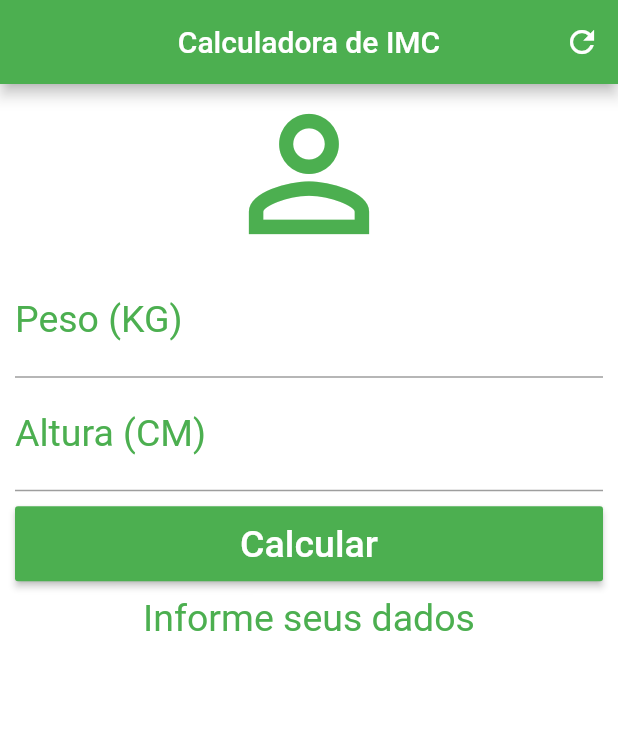
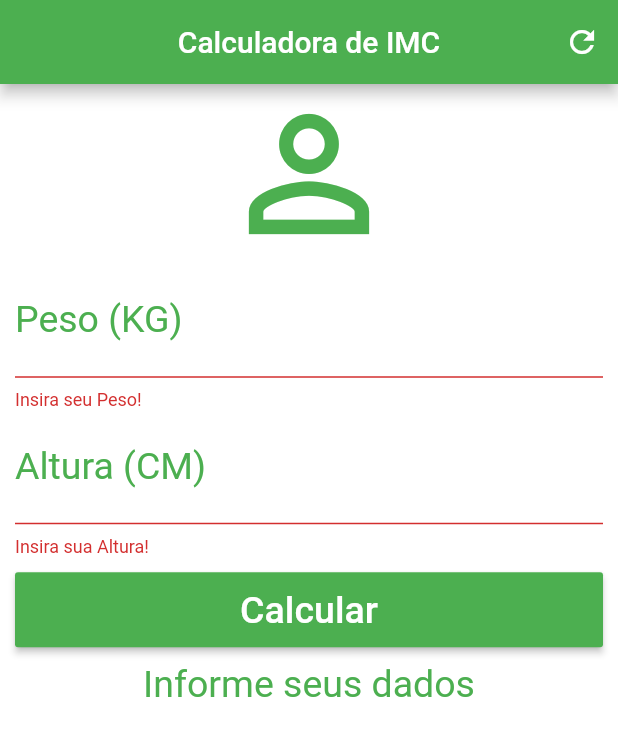
Before and after one commit to mattheusxavier/flutter, a Flutter app: the screen it shows after launch, after a tap on "Calcular", on a phone screen of 412 x 824 dp. Shown: the top 736 px of the screen. Run offline on Flutter 3.47's test engine with Material 2 defaults, Android fonts, the phone set to English and light mode, and no system bars.

```diff
--- a/calculadora_imc/lib/main.dart
+++ b/calculadora_imc/lib/main.dart
@@ -15,13 +15,17 @@ class _HomeState extends State<Home> {
   TextEditingController weightController = TextEditingController();
   TextEditingController heightController = TextEditingController();
 
+  GlobalKey<FormState> _formKey = GlobalKey<FormState>();
+
   String _infoText = "Informe seus dados";
 
-  void _resetFilds() {
-    weightController.text = "";
-    heightController.text = "";
+  void _resetFilds() => {
+        weightController.text = "",
+        heightController.text = "",
+        setState(() {
           _infoText = "Informe seus dados";
-  }
+        }),
+      };
 
   void _calculate() {
     setState(() {
@@ -62,6 +66,8 @@ class _HomeState extends State<Home> {
         backgroundColor: Colors.white,
         body: SingleChildScrollView(
             padding: EdgeInsets.fromLTRB(10.0, 0.0, 10.0, 0.0),
+            child: Form(
+              key: _formKey,
               child: Column(
                 crossAxisAlignment: CrossAxisAlignment.stretch,
                 children: <Widget>[
@@ -70,7 +76,7 @@ class _HomeState extends State<Home> {
                     size: 120.0,
                     color: Colors.green,
                   ),
-              TextField(
+                  TextFormField(
                     keyboardType: TextInputType.number,
                     decoration: InputDecoration(
                         labelText: "Peso (KG)",
@@ -78,8 +84,13 @@ class _HomeState extends State<Home> {
                     textAlign: TextAlign.center,
                     style: TextStyle(color: Colors.green, fontSize: 25.0),
                     controller: weightController,
+                    validator: (value) {
+                      if (value.isEmpty) {
+                        return "Insira seu Peso!";
+                      }
+                    },
                   ),
-              TextField(
+                  TextFormField(
                     keyboardType: TextInputType.number,
                     decoration: InputDecoration(
                         labelText: "Altura (CM)",
@@ -87,13 +98,20 @@ class _HomeState extends State<Home> {
                     textAlign: TextAlign.center,
                     style: TextStyle(color: Colors.green, fontSize: 25.0),
                     controller: heightController,
+                    validator: (value) {
+                      if (value.isEmpty) {
+                        return "Insira sua Altura!";
+                      }
+                    },
                   ),
                   Padding(
                     padding: EdgeInsets.only(top: 10.0, bottom: 10.0),
                     child: Container(
                       height: 50.0,
                       child: RaisedButton(
-                    onPressed: _calculate,
+                        onPressed: () => {
+                          if (_formKey.currentState.validate()) {_calculate()}
+                        },
                         child: Text(
                           "Calcular",
                           style: TextStyle(color: Colors.white, fontSize: 25.0),
@@ -109,6 +127,6 @@ class _HomeState extends State<Home> {
                   )
                 ],
               ),
-        ));
+            )));
   }
 }
```
Lines whose indentation alone changed are shown as unchanged.
